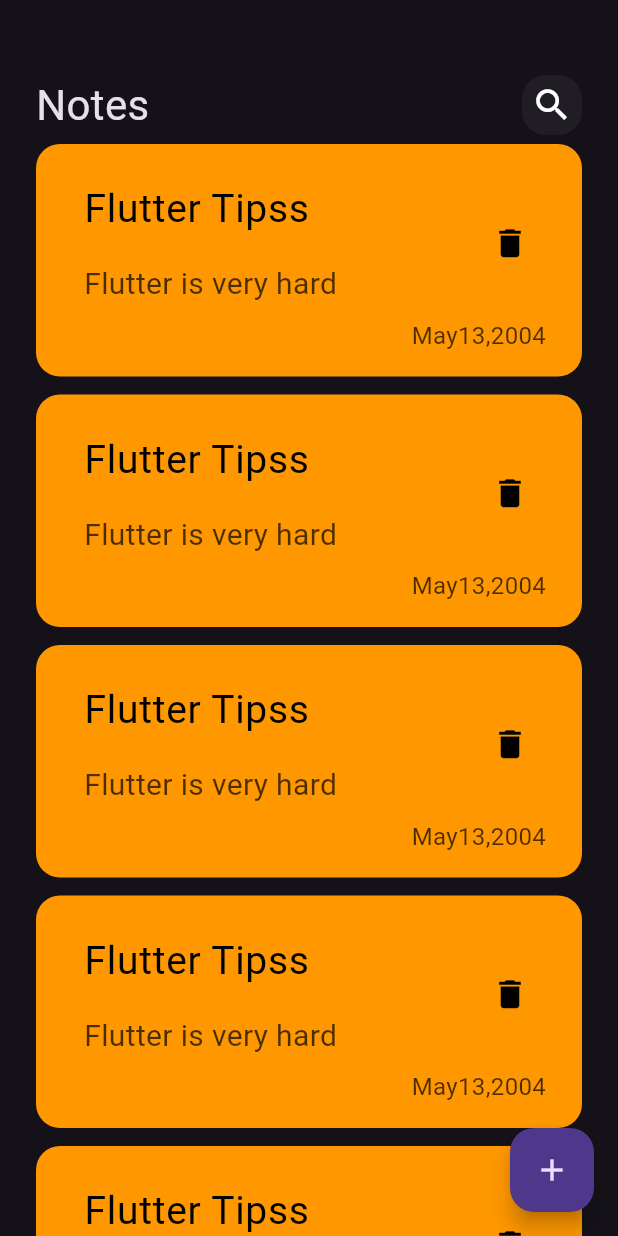
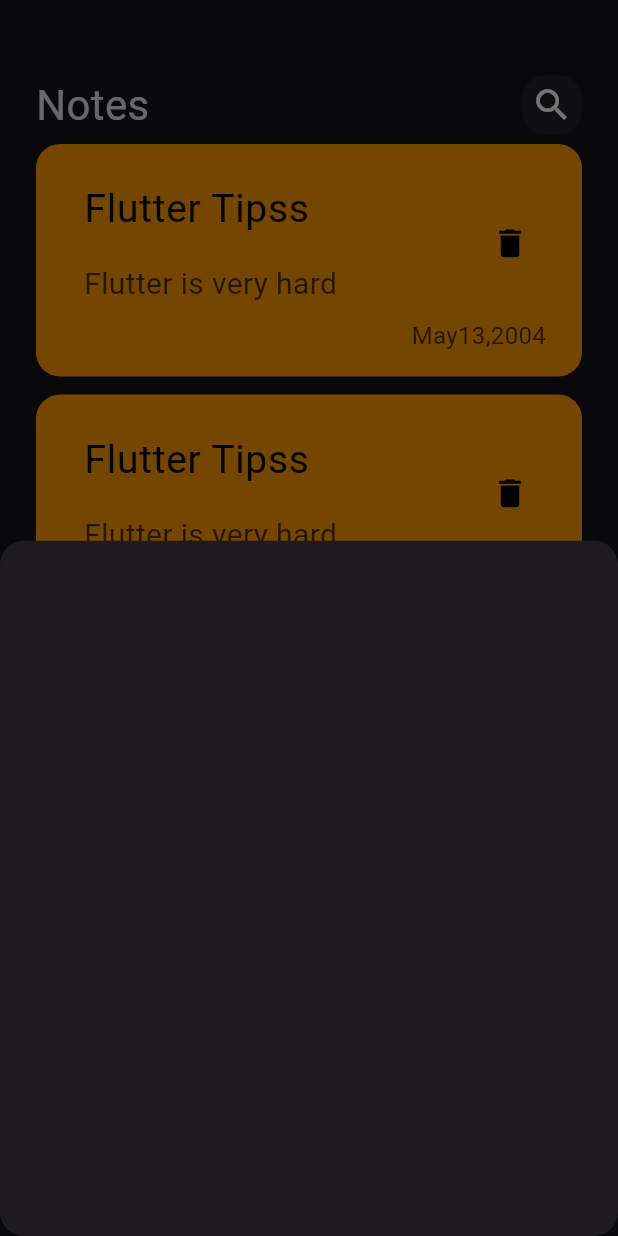
Before and after one commit to martinmaged72/my-notes-app, a Flutter app: the screen it shows after launch, after a tap on the "add" icon, on a phone screen of 412 x 824 dp. Run offline on Flutter 3.47's test engine with Material 3 defaults, Android fonts, the phone set to English and light mode, and no system bars; Roboto replaces fonts that are missing (Poppins).

Commit message:
add  border radius to buttomsheet

```diff
--- a/lib/views/notes_view.dart
+++ b/lib/views/notes_view.dart
@@ -1,6 +1,7 @@
 import 'package:flutter/material.dart';
 import 'package:noteted/widgets/NotesViewBody.dart';
 
+import '../widgets/AddNoteButtomSheet.dart';
 class NotesView extends StatelessWidget {
   const NotesView({super.key});
 
@@ -8,7 +9,15 @@
   Widget build(BuildContext context) {
     return Scaffold(
       floatingActionButton: FloatingActionButton(
-        onPressed: () {},
+        onPressed: () {
+          showModalBottomSheet(
+              shape: RoundedRectangleBorder(borderRadius: BorderRadius.circular(16),),
+              context: context,
+              builder: (context)
+          {
+            return const AddNoteButtomSheet();
+          });
+        },
         child: const Icon(Icons.add,),
       ),
       body: const NotesViewBody(),
--- /dev/null
+++ b/lib/widgets/AddNoteButtomSheet.dart
@@ -0,0 +1,9 @@
+import 'package:flutter/material.dart';
+class AddNoteButtomSheet extends StatelessWidget {
+  const AddNoteButtomSheet({super.key});
+
+  @override
+  Widget build(BuildContext context) {
+    return  Container();
+  }
+}
```
